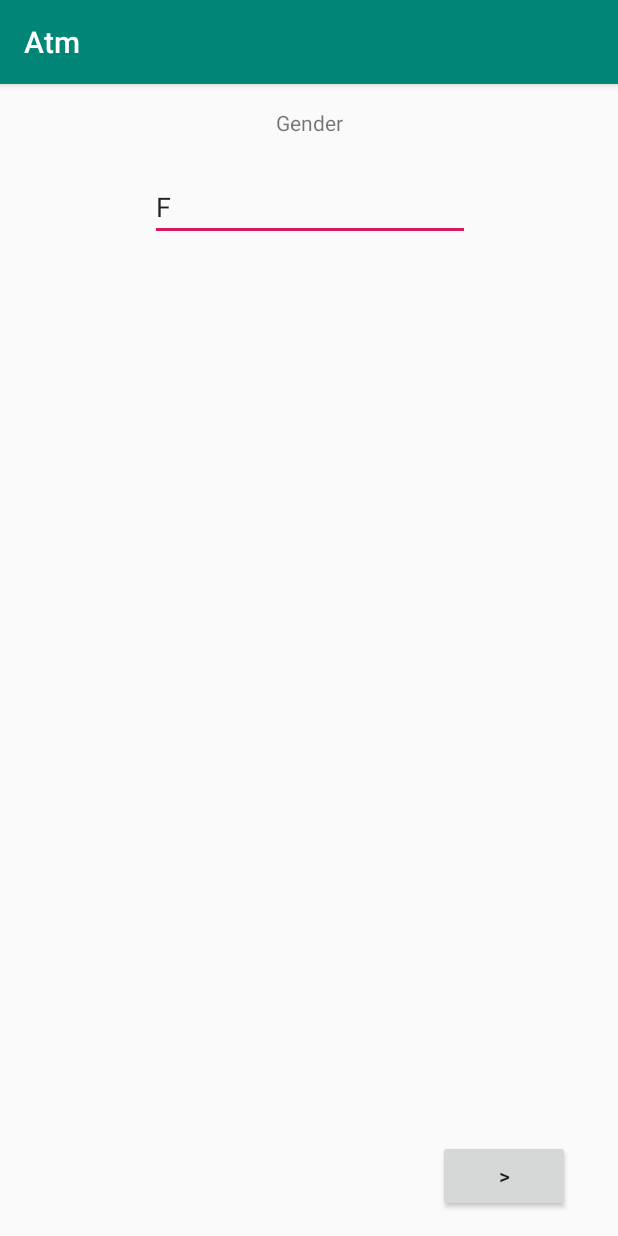
After one commit to tt8871720/ATM, an Android app: the GenderActivity screen opened directly, with no data from a screen before it, on a phone screen of 412 x 824 dp. The commit adds this screen. Run offline under Robolectric (Android 15) with nearby library versions, the phone set to English and light mode, and no system bars.

Commit message:
Shared Preference

```diff
--- a/app/build.gradle
+++ b/app/build.gradle
@@ -20,7 +20,7 @@ android {
 
 dependencies {
     implementation fileTree(dir: 'libs', include: ['*.jar'])
-    implementation 'com.android.support:appcompat-v7:28.0.0'
+    implementation 'com.android.support:appcompat-v7:27+'
     implementation 'com.android.support.constraint:constraint-layout:1.1.3'
     testImplementation 'junit:junit:4.12'
     androidTestImplementation 'com.android.support.test:runner:1.0.2'
--- a/app/src/main/AndroidManifest.xml
+++ b/app/src/main/AndroidManifest.xml
@@ -16,7 +16,10 @@
                 <category android:name="android.intent.category.LAUNCHER" />
             </intent-filter>
         </activity>
-        <activity android:name=".LoginActivity"></activity>
+        <activity android:name=".LoginActivity" />
+        <activity android:name=".AgeActivity" />
+        <activity android:name=".NicknameActivity" />
+        <activity android:name=".GenderActivity"></activity>
     </application>
 
 </manifest>
--- /dev/null
+++ b/app/src/main/java/com/two/atm/GenderActivity.java
@@ -0,0 +1,13 @@
+package com.two.atm;
+
+import android.support.v7.app.AppCompatActivity;
+import android.os.Bundle;
+
+public class GenderActivity extends AppCompatActivity {
+
+    @Override
+    protected void onCreate(Bundle savedInstanceState) {
+        super.onCreate(savedInstanceState);
+        setContentView(R.layout.activity_gender);
+    }
+}
--- a/app/src/main/java/com/two/atm/LoginActivity.java
+++ b/app/src/main/java/com/two/atm/LoginActivity.java
@@ -13,6 +13,8 @@ public class LoginActivity extends AppCompatActivity {
     protected void onCreate(Bundle savedInstanceState) {
         super.onCreate(savedInstanceState);
         setContentView(R.layout.activity_login);
+        EditText edUserid = findViewById(R.id.ed_userid);
+        edUserid.setText(getSharedPreferences("atm" , MODE_PRIVATE).getString("USERID" , ""));
     }
     public void login(View view){
                  //變數名稱                                            //id
@@ -22,6 +24,10 @@ public class LoginActivity extends AppCompatActivity {
         String pw = edPassword.getText().toString();
         if(uid.equals("apple") && pw.equals("123")){
             Toast.makeText(this , "登入成功" , Toast.LENGTH_LONG).show();
+            getSharedPreferences("USERID" , MODE_PRIVATE)
+               .edit()
+                    .putString("USERID" , uid)
+                    .apply();
             setResult(RESULT_OK);
             finish();
         }else{//登入失敗
--- a/app/src/main/java/com/two/atm/MainActivity.java
+++ b/app/src/main/java/com/two/atm/MainActivity.java
@@ -15,7 +15,6 @@ public class MainActivity extends AppCompatActivity {
     if(!logon){//若還沒登入將跳到LoginActivity
         Intent intent = new Intent(this , LoginActivity.class);
 startActivityForResult(intent , RC_LOGIN);
-
     }
     }
 
@@ -26,6 +25,10 @@ startActivityForResult(intent , RC_LOGIN);
 if(requestCode == RC_LOGIN){//成功登入,收到回傳值RC_LOGIN(100)
     if(resultCode != RESULT_OK){}//但不是因為帳密正確而成功所以退出
     finish();}
+    else{
+    Intent nickname = new Intent(this , NicknameActivity.class );
+    startActivity(nickname);
+}
 
     }
 }
--- /dev/null
+++ b/app/src/main/res/layout/activity_gender.xml
@@ -0,0 +1,55 @@
+<?xml version="1.0" encoding="utf-8"?>
+<android.support.constraint.ConstraintLayout xmlns:android="http://schemas.android.com/apk/res/android"
+    xmlns:app="http://schemas.android.com/apk/res-auto"
+    xmlns:tools="http://schemas.android.com/tools"
+    android:layout_width="match_parent"
+    android:layout_height="match_parent"
+    tools:context=".GenderActivity">
+
+    <TextView
+        android:id="@+id/textView4"
+        android:layout_width="wrap_content"
+        android:layout_height="wrap_content"
+        android:layout_marginEnd="8dp"
+        android:layout_marginLeft="8dp"
+        android:layout_marginRight="8dp"
+        android:layout_marginStart="8dp"
+        android:layout_marginTop="16dp"
+        android:text="Gender"
+        app:layout_constraintEnd_toEndOf="parent"
+        app:layout_constraintStart_toStartOf="parent"
+        app:layout_constraintTop_toTopOf="parent" />
+
+    <EditText
+        android:id="@+id/ed_gender"
+        android:layout_width="wrap_content"
+        android:layout_height="wrap_content"
+        android:layout_marginEnd="8dp"
+        android:layout_marginLeft="8dp"
+        android:layout_marginRight="8dp"
+        android:layout_marginStart="8dp"
+        android:layout_marginTop="24dp"
+        android:ems="10"
+        android:inputType="textPersonName"
+        android:text="F"
+        app:layout_constraintEnd_toEndOf="parent"
+        app:layout_constraintHorizontal_bias="0.503"
+        app:layout_constraintStart_toStartOf="parent"
+        app:layout_constraintTop_toBottomOf="@+id/textView4" />
+
+    <Button
+        android:id="@+id/button4"
+        android:layout_width="wrap_content"
+        android:layout_height="wrap_content"
+        android:layout_marginBottom="16dp"
+        android:layout_marginEnd="8dp"
+        android:layout_marginLeft="8dp"
+        android:layout_marginRight="8dp"
+        android:layout_marginStart="8dp"
+        android:onClick="next"
+        android:text=">"
+        app:layout_constraintBottom_toBottomOf="parent"
+        app:layout_constraintEnd_toEndOf="parent"
+        app:layout_constraintHorizontal_bias="0.921"
+        app:layout_constraintStart_toStartOf="parent" />
+</android.support.constraint.ConstraintLayout>
```
Also changed, not shown: app/src/main/java/com/two/atm/AgeActivity.java (added, +13 -0 lines), app/src/main/java/com/two/atm/NicknameActivity.java (added, +26 -0 lines), app/src/main/res/layout/activity_age.xml (added, +54 -0 lines), app/src/main/res/layout/activity_nickname.xml (added, +54 -0 lines).
